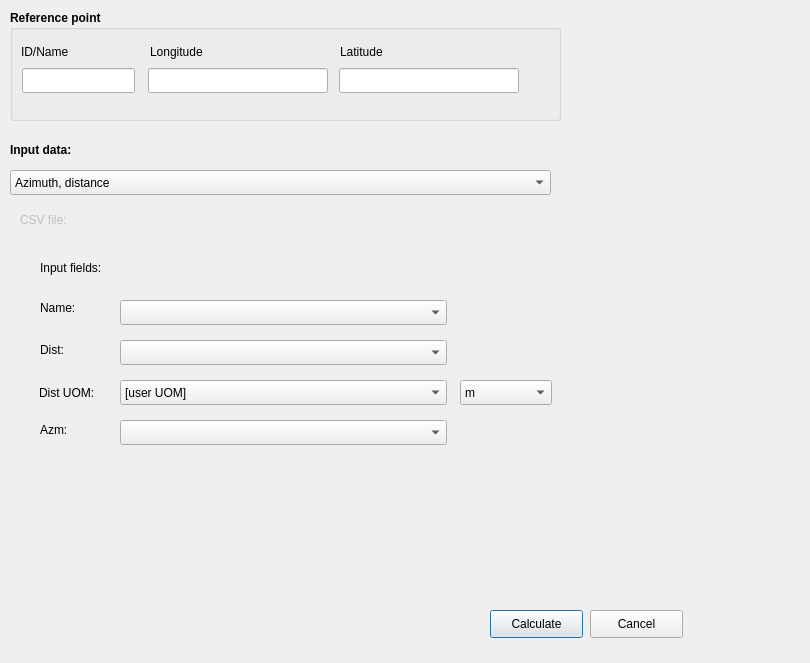
Before: the Qt Designer form aviation_lon_lat_calculator/aviation_lon_lat_calculator_dialog_base.ui in strpaw/qgis3-aviation-lonlat-calculator, drawn with Qt 5.
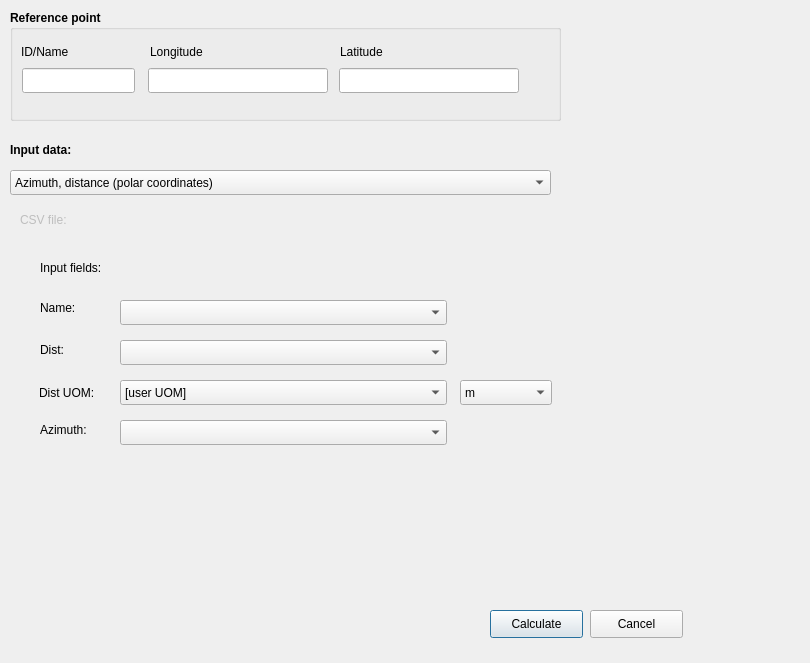
After: the same form once the commit is applied. The open tabs and pages were chosen to show the change. Custom widgets are drawn as their Qt base class.

Commit message: REF: GUI items names unification

The edit to the form file:
```diff
--- a/aviation_lon_lat_calculator/aviation_lon_lat_calculator_dialog_base.ui
+++ b/aviation_lon_lat_calculator/aviation_lon_lat_calculator_dialog_base.ui
@@ -167,7 +167,7 @@
    </property>
    <item>
     <property name="text">
-     <string>Azimuth, distance</string>
+     <string>Azimuth, distance (polar coordinates)</string>
     </property>
    </item>
    <item>
@@ -796,7 +796,7 @@
       </rect>
      </property>
      <property name="text">
-      <string>Azm:</string>
+      <string>Azimuth:</string>
      </property>
     </widget>
     <widget class="QLabel" name="label_16">
```
Left out of the diff: 56 changed lines with no effect on the pictures. The commit also changes 1 other file.
